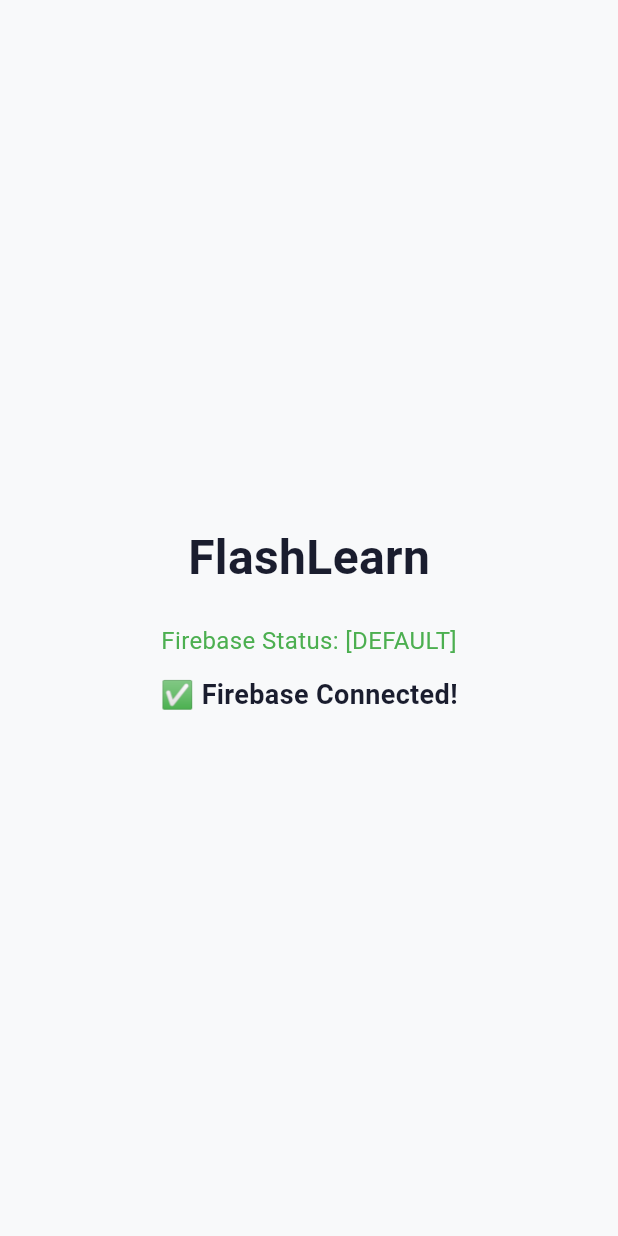
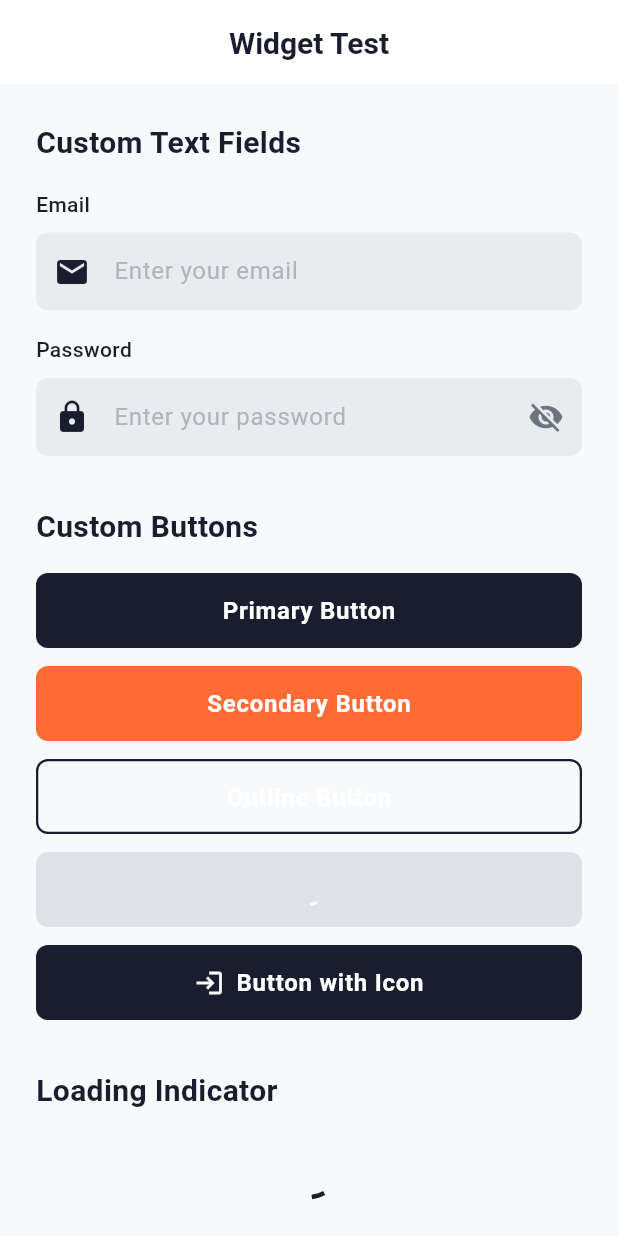
Before and after one commit to kabakadev/brainflip_mobile_app, a Flutter app: the screen it shows after launch, on a phone screen of 412 x 824 dp. Run offline on Flutter 3.47's test engine with Material 3 defaults, Android fonts, the phone set to English and light mode, and no system bars; our stand-ins replace cloud_firestore, firebase_auth, firebase_core, google_sign_in; accounts and stored records are empty.

Commit message:
feat: add reusable UI widgets (buttons, text field, loading)

```diff
--- a/lib/app.dart
+++ b/lib/app.dart
@@ -1,7 +1,9 @@
 import 'package:flutter/material.dart';
-import 'package:firebase_auth/firebase_auth.dart';
 import 'core/theme/app_theme.dart';
 import 'core/constants/app_constants.dart';
+import 'core/widgets/custom_button.dart';
+import 'core/widgets/custom_text_field.dart';
+import 'core/widgets/loading_indicator.dart';
 
 class MyApp extends StatelessWidget {
   const MyApp({super.key});
@@ -12,38 +14,79 @@
       title: AppConstants.appName,
       theme: AppTheme.lightTheme,
       debugShowCheckedModeBanner: false,
-      home: const FirebaseTestScreen(),
+      home: const WidgetTestScreen(),
     );
   }
 }
 
-class FirebaseTestScreen extends StatelessWidget {
-  const FirebaseTestScreen({super.key});
+class WidgetTestScreen extends StatelessWidget {
+  const WidgetTestScreen({super.key});
 
   @override
   Widget build(BuildContext context) {
-    // Test Firebase connection
-    final auth = FirebaseAuth.instance;
-
     return Scaffold(
-      body: Center(
+      appBar: AppBar(title: const Text('Widget Test')),
+      body: SingleChildScrollView(
+        padding: const EdgeInsets.all(24),
         child: Column(
-          mainAxisAlignment: MainAxisAlignment.center,
+          crossAxisAlignment: CrossAxisAlignment.start,
           children: [
             const Text(
-              'FlashLearn',
-              style: TextStyle(fontSize: 32, fontWeight: FontWeight.bold),
+              'Custom Text Fields',
+              style: TextStyle(fontSize: 20, fontWeight: FontWeight.bold),
             ),
-            const SizedBox(height: 20),
-            Text(
-              'Firebase Status: ${auth.app.name}',
-              style: const TextStyle(fontSize: 16, color: Colors.green),
+            const SizedBox(height: 16),
+            const CustomTextField(
+              label: 'Email',
+              hintText: 'Enter your email',
+              keyboardType: TextInputType.emailAddress,
+              prefixIcon: Icon(Icons.email),
             ),
-            const SizedBox(height: 10),
+            const SizedBox(height: 16),
+            const CustomTextField(
+              label: 'Password',
+              hintText: 'Enter your password',
+              obscureText: true,
+              prefixIcon: Icon(Icons.lock),
+            ),
+            const SizedBox(height: 32),
             const Text(
-              '✅ Firebase Connected!',
-              style: TextStyle(fontSize: 18, fontWeight: FontWeight.w600),
+              'Custom Buttons',
+              style: TextStyle(fontSize: 20, fontWeight: FontWeight.bold),
             ),
+            const SizedBox(height: 16),
+            CustomButton(text: 'Primary Button', onPressed: () {}),
+            const SizedBox(height: 12),
+            CustomButton(
+              text: 'Secondary Button',
+              type: ButtonType.secondary,
+              onPressed: () {},
+            ),
+            const SizedBox(height: 12),
+            CustomButton(
+              text: 'Outline Button',
+              type: ButtonType.outline,
+              onPressed: () {},
+            ),
+            const SizedBox(height: 12),
+            CustomButton(
+              text: 'Loading Button',
+              isLoading: true,
+              onPressed: () {},
+            ),
+            const SizedBox(height: 12),
+            CustomButton(
+              text: 'Button with Icon',
+              icon: Icons.login,
+              onPressed: () {},
+            ),
+            const SizedBox(height: 32),
+            const Text(
+              'Loading Indicator',
+              style: TextStyle(fontSize: 20, fontWeight: FontWeight.bold),
+            ),
+            const SizedBox(height: 16),
+            const LoadingIndicator(),
           ],
         ),
       ),
--- a/lib/core/widgets/custom_button.dart
+++ b/lib/core/widgets/custom_button.dart
@@ -0,0 +1,140 @@
+import 'package:flutter/material.dart';
+import '../constants/app_colors.dart';
+import '../constants/app_text_styles.dart';
+
+enum ButtonType { primary, secondary, outline, text }
+
+class CustomButton extends StatelessWidget {
+  final String text;
+  final VoidCallback? onPressed;
+  final ButtonType type;
+  final bool isLoading;
+  final bool isFullWidth;
+  final IconData? icon;
+  final double? width;
+  final double? height;
+
+  const CustomButton({
+    super.key,
+    required this.text,
+    this.onPressed,
+    this.type = ButtonType.primary,
+    this.isLoading = false,
+    this.isFullWidth = true,
+    this.icon,
+    this.width,
+    this.height,
+  });
+
+  @override
+  Widget build(BuildContext context) {
+    final bool isDisabled = onPressed == null || isLoading;
+
+    return SizedBox(
+      width: isFullWidth ? double.infinity : width,
+      height: height ?? 50,
+      child: _buildButton(isDisabled),
+    );
+  }
+
+  Widget _buildButton(bool isDisabled) {
+    switch (type) {
+      case ButtonType.primary:
+        return _buildPrimaryButton(isDisabled);
+      case ButtonType.secondary:
+        return _buildSecondaryButton(isDisabled);
+      case ButtonType.outline:
+        return _buildOutlineButton(isDisabled);
+      case ButtonType.text:
+        return _buildTextButton(isDisabled);
+    }
+  }
+
+  Widget _buildPrimaryButton(bool isDisabled) {
+    return ElevatedButton(
+      onPressed: isDisabled ? null : onPressed,
+      style: ElevatedButton.styleFrom(
+        backgroundColor: AppColors.primary,
+        foregroundColor: AppColors.white,
+        disabledBackgroundColor: AppColors.gray300,
+        disabledForegroundColor: AppColors.gray500,
+        elevation: 0,
+        shape: RoundedRectangleBorder(borderRadius: BorderRadius.circular(8)),
+        padding: const EdgeInsets.symmetric(horizontal: 24, vertical: 14),
+      ),
+      child: _buildButtonContent(),
+    );
+  }
+
+  Widget _buildSecondaryButton(bool isDisabled) {
+    return ElevatedButton(
+      onPressed: isDisabled ? null : onPressed,
+      style: ElevatedButton.styleFrom(
+        backgroundColor: AppColors.secondary,
+        foregroundColor: AppColors.white,
+        disabledBackgroundColor: AppColors.gray300,
+        disabledForegroundColor: AppColors.gray500,
+        elevation: 0,
+        shape: RoundedRectangleBorder(borderRadius: BorderRadius.circular(8)),
+        padding: const EdgeInsets.symmetric(horizontal: 24, vertical: 14),
+      ),
+      child: _buildButtonContent(),
+    );
+  }
+
+  Widget _buildOutlineButton(bool isDisabled) {
+    return OutlinedButton(
+      onPressed: isDisabled ? null : onPressed,
+      style: OutlinedButton.styleFrom(
+        foregroundColor: AppColors.primary,
+        disabledForegroundColor: AppColors.gray500,
+        side: BorderSide(
+          color: isDisabled ? AppColors.gray300 : AppColors.primary,
+          width: 1.5,
+        ),
+        shape: RoundedRectangleBorder(borderRadius: BorderRadius.circular(8)),
+        padding: const EdgeInsets.symmetric(horizontal: 24, vertical: 14),
+      ),
+      child: _buildButtonContent(),
+    );
+  }
+
+  Widget _buildTextButton(bool isDisabled) {
+    return TextButton(
+      onPressed: isDisabled ? null : onPressed,
+      style: TextButton.styleFrom(
+        foregroundColor: AppColors.primary,
+        disabledForegroundColor: AppColors.gray500,
+        padding: const EdgeInsets.symmetric(horizontal: 16, vertical: 12),
+      ),
+      child: _buildButtonContent(),
+    );
+  }
+
+  Widget _buildButtonContent() {
+    if (isLoading) {
+      return const SizedBox(
+        height: 20,
+        width: 20,
+        child: CircularProgressIndicator(
+          strokeWidth: 2,
+          valueColor: AlwaysStoppedAnimation<Color>(AppColors.white),
+        ),
+      );
+    }
+
+    if (icon != null) {
+      return Row(
+        mainAxisAlignment: MainAxisAlignment.center,
+        mainAxisSize: MainAxisSize.min,
+        children: [
+          Icon(icon, size: 20),
+          const SizedBox(width: 8),
+          Text(text, style: AppTextStyles.button),
+        ],
+      );
+    }
+
+    return Text(text, style: AppTextStyles.button);
+  }
+}
--- a/lib/core/widgets/custom_text_field.dart
+++ b/lib/core/widgets/custom_text_field.dart
@@ -0,0 +1,142 @@
+import 'package:flutter/material.dart';
+import 'package:flutter/services.dart';
+import '../constants/app_colors.dart';
+import '../constants/app_text_styles.dart';
+
+class CustomTextField extends StatefulWidget {
+  final TextEditingController? controller;
+  final String? label;
+  final String? hintText;
+  final String? errorText;
+  final bool obscureText;
+  final TextInputType keyboardType;
+  final TextInputAction textInputAction;
+  final String? Function(String?)? validator;
+  final void Function(String)? onChanged;
+  final void Function(String)? onSubmitted;
+  final Widget? prefixIcon;
+  final Widget? suffixIcon;
+  final bool enabled;
+  final bool readOnly;
+  final int? maxLines;
+  final int? maxLength;
+  final List<TextInputFormatter>? inputFormatters;
+  final bool autofocus;
+  final FocusNode? focusNode;
+
+  const CustomTextField({
+    super.key,
+    this.controller,
+    this.label,
+    this.hintText,
+    this.errorText,
+    this.obscureText = false,
+    this.keyboardType = TextInputType.text,
+    this.textInputAction = TextInputAction.next,
+    this.validator,
+    this.onChanged,
+    this.onSubmitted,
+    this.prefixIcon,
+    this.suffixIcon,
+    this.enabled = true,
+    this.readOnly = false,
+    this.maxLines = 1,
+    this.maxLength,
+    this.inputFormatters,
+    this.autofocus = false,
+    this.focusNode,
+  });
+
+  @override
+  State<CustomTextField> createState() => _CustomTextFieldState();
+}
+
+class _CustomTextFieldState extends State<CustomTextField> {
+  bool _obscureText = true;
+
+  @override
+  void initState() {
+    super.initState();
+    _obscureText = widget.obscureText;
+  }
+
+  @override
+  Widget build(BuildContext context) {
+    return Column(
+      crossAxisAlignment: CrossAxisAlignment.start,
+      children: [
+        if (widget.label != null) ...[
+          Text(widget.label!, style: AppTextStyles.label),
+          const SizedBox(height: 8),
+        ],
+        TextFormField(
+          controller: widget.controller,
+          obscureText: widget.obscureText && _obscureText,
+          keyboardType: widget.keyboardType,
+          textInputAction: widget.textInputAction,
+          validator: widget.validator,
+          onChanged: widget.onChanged,
+          onFieldSubmitted: widget.onSubmitted,
+          enabled: widget.enabled,
+          readOnly: widget.readOnly,
+          maxLines: widget.maxLines,
+          maxLength: widget.maxLength,
+          inputFormatters: widget.inputFormatters,
+          autofocus: widget.autofocus,
+          focusNode: widget.focusNode,
+          style: AppTextStyles.input,
+          decoration: InputDecoration(
+            hintText: widget.hintText,
+            hintStyle: AppTextStyles.hint,
+            errorText: widget.errorText,
+            filled: true,
+            fillColor: widget.enabled
+                ? AppColors.inputBackground
+                : AppColors.gray200,
+            border: OutlineInputBorder(
+              borderRadius: BorderRadius.circular(8),
+              borderSide: BorderSide.none,
+            ),
+            enabledBorder: OutlineInputBorder(
+              borderRadius: BorderRadius.circular(8),
+              borderSide: BorderSide.none,
+            ),
+            focusedBorder: OutlineInputBorder(
+              borderRadius: BorderRadius.circular(8),
+              borderSide: const BorderSide(
+                color: AppColors.inputFocused,
+                width: 2,
+              ),
+            ),
+            errorBorder: OutlineInputBorder(
+              borderRadius: BorderRadius.circular(8),
+              borderSide: const BorderSide(color: AppColors.error, width: 1),
+            ),
+            focusedErrorBorder: OutlineInputBorder(
+              borderRadius: BorderRadius.circular(8),
+              borderSide: const BorderSide(color: AppColors.error, width: 2),
+            ),
+            contentPadding: const EdgeInsets.symmetric(
+              horizontal: 16,
+              vertical: 14,
+            ),
+            prefixIcon: widget.prefixIcon,
+            suffixIcon: widget.obscureText
+                ? IconButton(
+                    icon: Icon(
+                      _obscureText ? Icons.visibility_off : Icons.visibility,
+                      color: AppColors.textSecondary,
+                    ),
+                    onPressed: () {
+                      setState(() {
+                        _obscureText = !_obscureText;
+                      });
+                    },
+                  )
+                : widget.suffixIcon,
+          ),
+        ),
+      ],
+    );
+  }
+}
--- a/lib/core/widgets/loading_indicator.dart
+++ b/lib/core/widgets/loading_indicator.dart
@@ -0,0 +1,68 @@
+import 'package:flutter/material.dart';
+import '../constants/app_colors.dart';
+
+class LoadingIndicator extends StatelessWidget {
+  final double size;
+  final Color? color;
+  final double strokeWidth;
+
+  const LoadingIndicator({
+    super.key,
+    this.size = 40,
+    this.color,
+    this.strokeWidth = 3,
+  });
+
+  @override
+  Widget build(BuildContext context) {
+    return Center(
+      child: SizedBox(
+        width: size,
+        height: size,
+        child: CircularProgressIndicator(
+          strokeWidth: strokeWidth,
+          valueColor: AlwaysStoppedAnimation<Color>(color ?? AppColors.primary),
+        ),
+      ),
+    );
+  }
+}
+
+// Full screen loading overlay
+class LoadingOverlay extends StatelessWidget {
+  final String? message;
+
+  const LoadingOverlay({super.key, this.message});
+
+  @override
+  Widget build(BuildContext context) {
+    return Container(
+      color: Colors.black.withOpacity(0.5),
+      child: Center(
+        child: Card(
+          margin: const EdgeInsets.all(32),
+          child: Padding(
+            padding: const EdgeInsets.all(24),
+            child: Column(
+              mainAxisSize: MainAxisSize.min,
+              children: [
+                const LoadingIndicator(),
+                if (message != null) ...[
+                  const SizedBox(height: 16),
+                  Text(
+                    message!,
+                    style: const TextStyle(
+                      fontSize: 16,
+                      color: AppColors.textPrimary,
+                    ),
+                    textAlign: TextAlign.center,
+                  ),
+                ],
+              ],
+            ),
+          ),
+        ),
+      ),
+    );
+  }
+}
```
